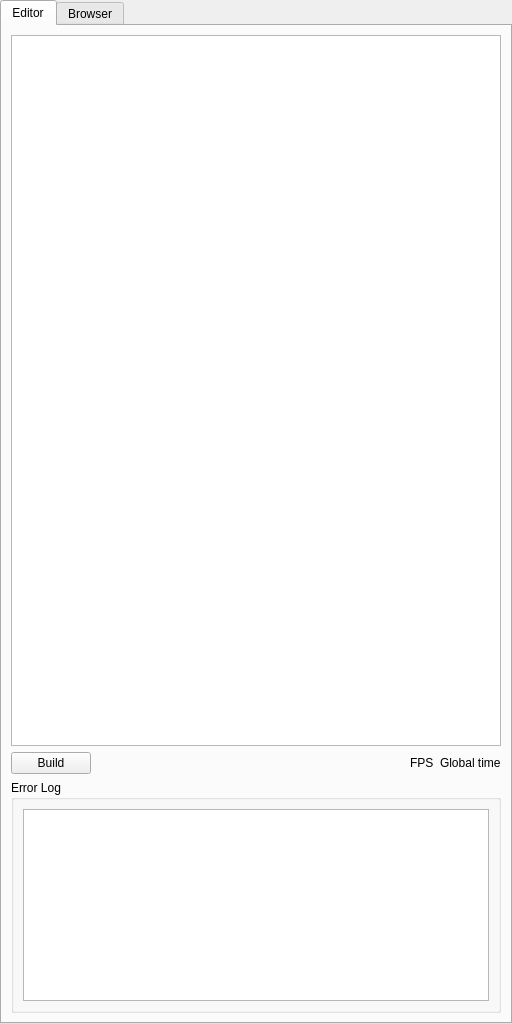
Before: the Qt Designer form src/UIShaderEditor.ui in AdrienF/shaderEditor, drawn with Qt 5.
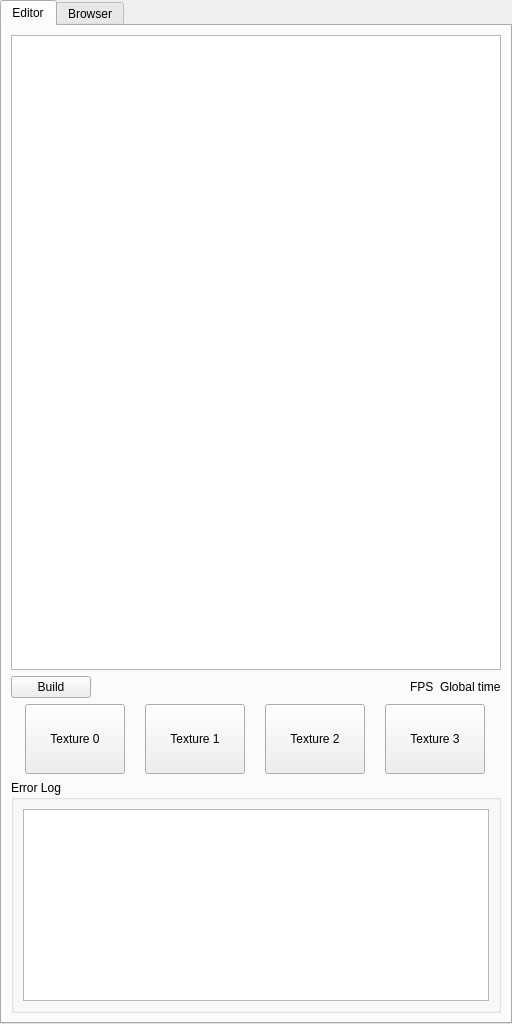
After: the same form once the commit is applied. Custom widgets are drawn as their Qt base class.

```diff
--- a/src/UIShaderEditor.ui
+++ b/src/UIShaderEditor.ui
@@ -62,6 +62,122 @@
       </item>
      </layout>
     </item>
+    <item>
+     <layout class="QHBoxLayout" name="horizontalLayout_2">
+      <item>
+       <widget class="QPushButton" name="pushButtonTex_0">
+        <property name="sizePolicy">
+         <sizepolicy hsizetype="Fixed" vsizetype="Fixed">
+          <horstretch>0</horstretch>
+          <verstretch>0</verstretch>
+         </sizepolicy>
+        </property>
+        <property name="minimumSize">
+         <size>
+          <width>100</width>
+          <height>70</height>
+         </size>
+        </property>
+        <property name="text">
+         <string>Texture 0</string>
+        </property>
+        <property name="iconSize">
+         <size>
+          <width>90</width>
+          <height>60</height>
+         </size>
+        </property>
+        <property name="flat">
+         <bool>false</bool>
+        </property>
+       </widget>
+      </item>
+      <item>
+       <widget class="QPushButton" name="pushButtonTex_1">
+        <property name="sizePolicy">
+         <sizepolicy hsizetype="Fixed" vsizetype="Fixed">
+          <horstretch>0</horstretch>
+          <verstretch>0</verstretch>
+         </sizepolicy>
+        </property>
+        <property name="minimumSize">
+         <size>
+          <width>100</width>
+          <height>70</height>
+         </size>
+        </property>
+        <property name="text">
+         <string>Texture 1</string>
+        </property>
+        <property name="iconSize">
+         <size>
+          <width>90</width>
+          <height>60</height>
+         </size>
+        </property>
+        <property name="flat">
+         <bool>false</bool>
+        </property>
+       </widget>
+      </item>
+      <item>
+       <widget class="QPushButton" name="pushButtonTex_2">
+        <property name="sizePolicy">
+         <sizepolicy hsizetype="Fixed" vsizetype="Fixed">
+          <horstretch>0</horstretch>
+          <verstretch>0</verstretch>
+         </sizepolicy>
+        </property>
+        <property name="minimumSize">
+         <size>
+          <width>100</width>
+          <height>70</height>
+         </size>
+        </property>
+        <property name="text">
+         <string>Texture 2</string>
+        </property>
+        <property name="iconSize">
+         <size>
+          <width>90</width>
+          <height>60</height>
+         </size>
+        </property>
+        <property name="flat">
+         <bool>false</bool>
+        </property>
+       </widget>
+      </item>
+      <item>
+       <widget class="QPushButton" name="pushButtonTex_3">
+        <property name="sizePolicy">
+         <sizepolicy hsizetype="Fixed" vsizetype="Fixed">
+          <horstretch>0</horstretch>
+          <verstretch>0</verstretch>
+         </sizepolicy>
+        </property>
+        <property name="minimumSize">
+         <size>
+          <width>100</width>
+          <height>70</height>
+         </size>
+        </property>
+        <property name="text">
+         <string>Texture 3</string>
+        </property>
+        <property name="iconSize">
+         <size>
+          <width>90</width>
+          <height>60</height>
+         </size>
+        </property>
+        <property name="flat">
+         <bool>false</bool>
+        </property>
+       </widget>
+      </item>
+     </layout>
+    </item>
     <item>
      <widget class="QGroupBox" name="groupBox">
       <property name="sizePolicy">
```
